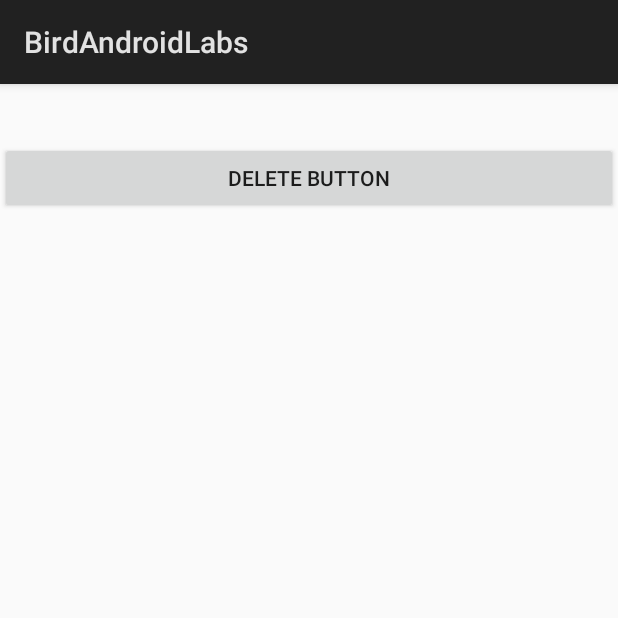
After one commit to bird0073/BirdAndroidLabs, an Android app: the fragment MessageFragment shown on its own in the app's theme, on a phone screen of 412 x 824 dp, the top half of it. The commit adds this screen. Run offline under Robolectric (Android 15) with nearby library versions, the phone set to English and light mode, and no system bars.

Commit message:
Lab 7 - not done, moving on to Lab 8 for now

```diff
--- a/app/src/main/AndroidManifest.xml
+++ b/app/src/main/AndroidManifest.xml
@@ -31,7 +31,9 @@
             <!-- </intent-filter> -->
 
         </activity>
-        <activity android:name=".MessageDetails"></activity>
+
+        <activity android:name=".MessageDetails" />
+        <activity android:name=".fragmentLayout"></activity>
     </application>
 
 </manifest>
--- /dev/null
+++ b/app/src/main/java/com/example/drbir/birdandroidlabs/MessageFragment.java
@@ -0,0 +1,64 @@
+package com.example.drbir.birdandroidlabs;
+
+import android.app.Fragment;
+import android.os.Bundle;
+import android.util.Log;
+import android.view.LayoutInflater;
+import android.view.View;
+import android.view.ViewGroup;
+import android.widget.TextView;
+
+/**
+ * Created by drbir on 4/3/2018.
+ */
+
+public class MessageFragment extends Fragment {
+    protected static final String ACTIVITY_NAME = "basic";
+
+    @Override
+    public void onCreate(Bundle savedInstanceState){
+        super.onCreate(savedInstanceState);
+        Log.i(ACTIVITY_NAME, "onCreate");
+    }
+
+    @Override
+    public View onCreateView(LayoutInflater inflater, ViewGroup container, Bundle savedInstanceState) {
+        //return super.onCreateView(inflater, container, savedInstanceState);
+        View gui = inflater.inflate(R.layout.activity_fragment_layout, null);
+        //TextView tv =(TextView) gui.findViewById(R.id.fragment_to);
+        //tv.setText("To:" + userText);
+        return gui;
+    }
+
+    @Override
+    public void onStart(){
+        super.onStart();
+        Log.i(ACTIVITY_NAME, "onStart");
+    }
+
+    @Override
+    public void onPause(){
+        super.onPause();
+        Log.i(ACTIVITY_NAME, "onPause");
+    }
+
+    @Override
+    public void onResume(){
+        super.onResume();
+        Log.i(ACTIVITY_NAME, "onResume");
+    }
+
+    @Override
+    public void onStop(){
+        super.onStop();
+        Log.i(ACTIVITY_NAME, "onStop");
+    }
+
+    @Override
+    public void onDestroy(){
+        super.onDestroy();
+        Log.i(ACTIVITY_NAME, "onDestroy");
+
+
+    }
+}
--- /dev/null
+++ b/app/src/main/res/layout/activity_fragment_layout.xml
@@ -0,0 +1,27 @@
+<?xml version="1.0" encoding="utf-8"?>
+<LinearLayout xmlns:android="http://schemas.android.com/apk/res/android"
+    xmlns:app="http://schemas.android.com/apk/res-auto"
+    xmlns:tools="http://schemas.android.com/tools"
+    android:orientation="vertical"
+    android:layout_width="match_parent"
+    android:layout_height="match_parent"
+    tools:context="com.example.drbir.birdandroidlabs.fragmentLayout">
+
+    <TextView
+        android:layout_width="match_parent"
+        android:layout_height="wrap_content"
+        android:id="@+id/messageTV"/>
+
+    <TextView
+        android:layout_width="match_parent"
+        android:layout_height="wrap_content"
+        android:id="@+id/idTV"/>
+
+    <Button
+        android:layout_width="match_parent"
+        android:layout_height="wrap_content"
+        android:id="@+id/deleteBtn"
+        android:text="Delete Button"
+        />
+
+</LinearLayout>
```
Also changed, not shown: app/src/main/java/com/example/drbir/birdandroidlabs/fragmentLayout.java (added, +13 -0 lines), app/src/main/res/layout/message_details.xml (+5 -2 lines).
